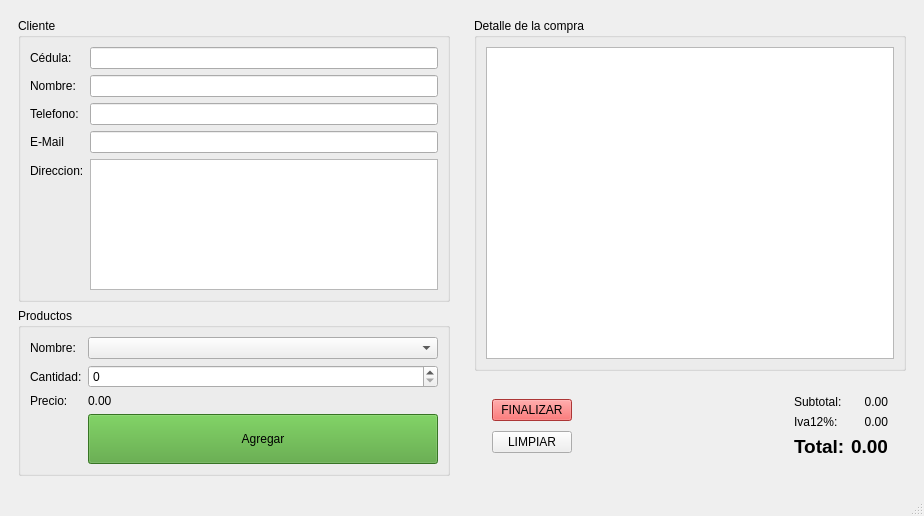
Qt form tienda.ui (andrewrv43/P959-TIENDA) before a commit.
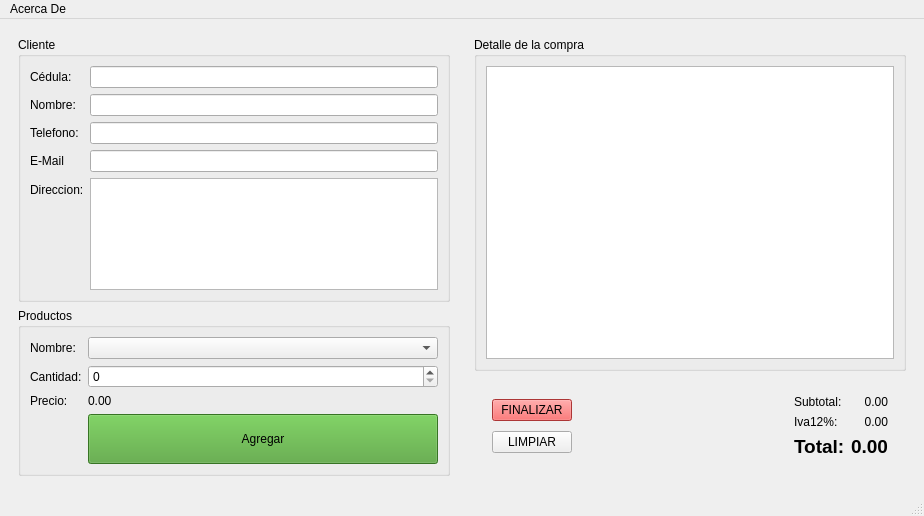
The same form after that commit. Icons and pictures are not drawn.

Commit message: Añadido el acerca del programa

What changed in the file:
```diff
--- a/tienda.ui
+++ b/tienda.ui
@@ -321,6 +321,13 @@
      <height>22</height>
     </rect>
    </property>
+   <widget class="QMenu" name="menuAcerca_De">
+    <property name="title">
+     <string>Acerca De</string>
+    </property>
+    <addaction name="actionAcerca_de_TiendaP59"/>
+   </widget>
+   <addaction name="menuAcerca_De"/>
   </widget>
   <widget class="QStatusBar" name="statusbar"/>
  </widget>
```
Left out of the diff: 16 changed lines with no effect on the pictures. The commit also changes 3 other files.
